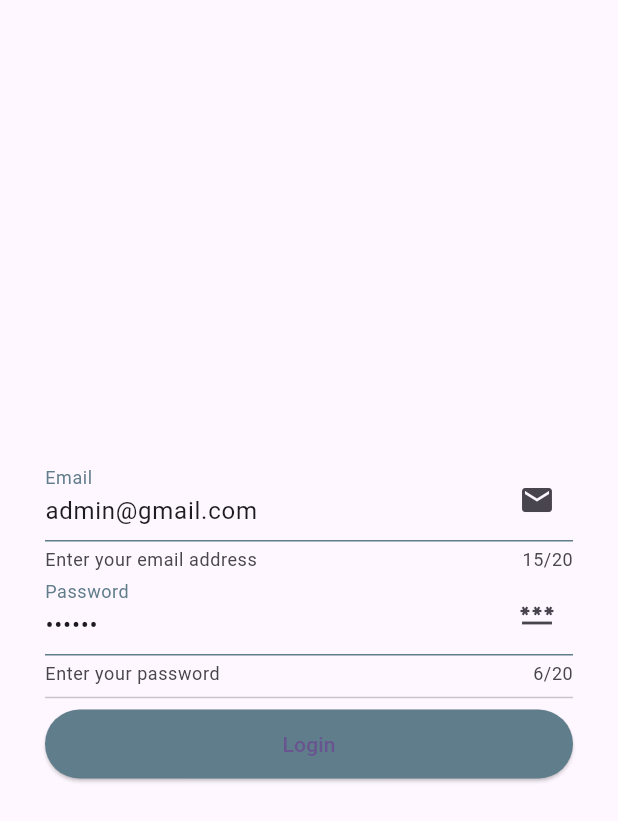
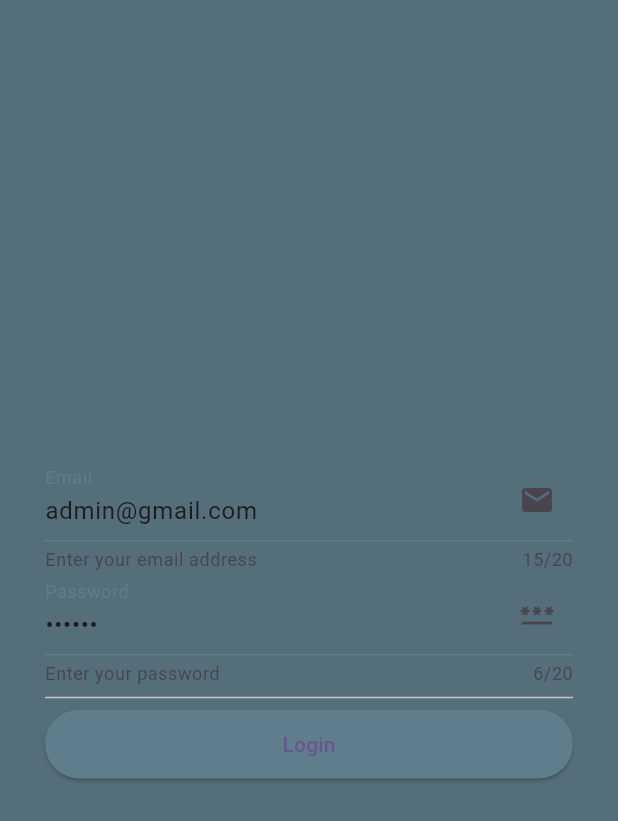
Before and after one commit to purniawan4905/login_logout_registrasi, a Flutter app: the screen it shows after launch, on a phone screen of 412 x 824 dp. Shown: the top 821 px of the screen. Run offline on Flutter 3.47's test engine with Material 3 defaults, Android fonts, the phone set to English and light mode, and no system bars; our stand-ins replace firebase_core; accounts and stored records are empty.

Commit message:
menmabah background login

```diff
--- a/lib/module/login/view/login_view.dart
+++ b/lib/module/login/view/login_view.dart
@@ -8,6 +8,7 @@ class LoginView extends StatefulWidget {
   Widget build(context, LoginController controller) {
     controller.view = this;
     return Scaffold(
+      backgroundColor: Colors.blueGrey[600],
       body: Container(
           padding: const EdgeInsets.all(30.0),
           child: Column(
```
